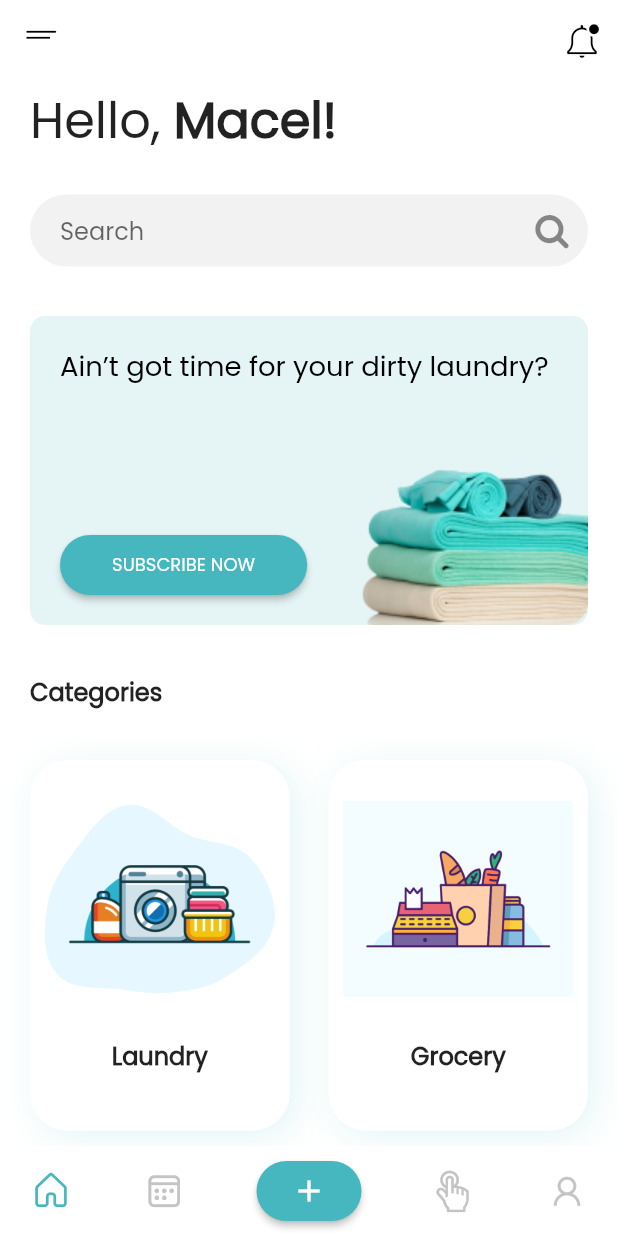
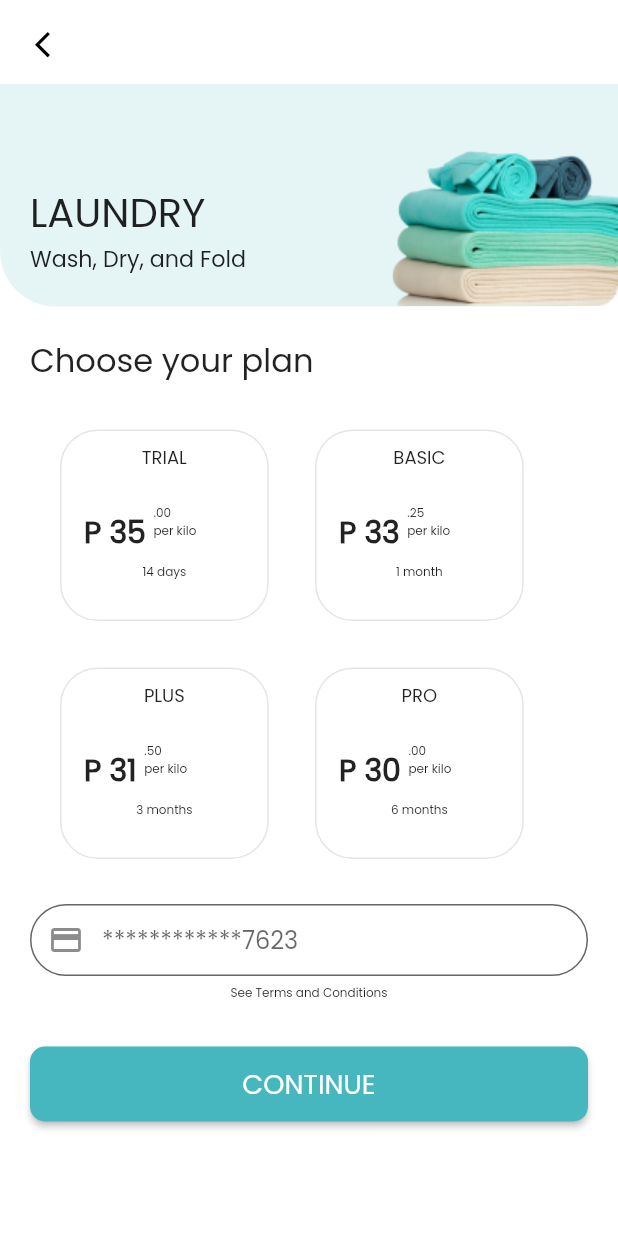
Before and after one commit to Dreivax36/Dorry, a Flutter app: the HomeView screen opened by its route, after a tap on "SUBSCRIBE NOW", on a phone screen of 412 x 824 dp. Run offline on Flutter 3.47's test engine with Material 2 defaults, Android fonts, the light colour scheme and no system bars; our stand-ins replace auto_route, flutter_svg, get_it, injectable, stacked, stacked_services.

Commit message:
Build Laundry View

```diff
--- a/lib/app/router.dart
+++ b/lib/app/router.dart
@@ -2,6 +2,7 @@ import 'package:auto_route/auto_route_annotations.dart';
 import 'package:dorry_v1/ui/views/getstarted/getstarted_view.dart';
 import 'package:dorry_v1/ui/views/home/home_view.dart';
 import 'package:auto_route/auto_route.dart';
+import 'package:dorry_v1/ui/views/laundry/laundry_view.dart';
 import 'package:dorry_v1/ui/views/login/login_view.dart';
 import 'package:dorry_v1/ui/views/signup/signup_view.dart';
 
@@ -11,11 +12,10 @@ import 'package:dorry_v1/ui/views/signup/signup_view.dart';
     MaterialRoute(page: SignUpView),
     MaterialRoute(page: LoginView),
     MaterialRoute(page: HomeView),
+    MaterialRoute(page: LaundryView),
   ],
 )
 class $Router {}
 
-
-
 // run "flutter pub run build_runner build --delete-conflicting-outputs"
 // this auto generate the routing
--- a/lib/main.dart
+++ b/lib/main.dart
@@ -19,9 +19,7 @@ class MyApp extends StatelessWidget {
         accentColor: Color(0xffffae48),
         iconTheme: IconThemeData(color: Color(0xffc4c4c4)),
         fontFamily: 'Poppins',
-        appBarTheme: AppBarTheme(
-          color: Colors.white,
-        ),
+        appBarTheme: AppBarTheme(color: Colors.white, elevation: 0),
         scaffoldBackgroundColor: Colors.white,
       ),
       initialRoute: Routes.getStartedView,
--- /dev/null
+++ b/lib/ui/misc/laundry_header.dart
@@ -0,0 +1,55 @@
+import 'package:flutter/material.dart';
+
+class LaundryHeader extends StatelessWidget {
+  final double screenHeight;
+  final double screenWidth;
+
+  LaundryHeader(this.screenHeight, this.screenWidth);
+
+  @override
+  Widget build(BuildContext context) {
+    final containerHeight = screenHeight * 0.18;
+    return Container(
+      height: containerHeight,
+      width: screenWidth,
+      decoration: BoxDecoration(
+        color: Color(0xffE5F5F6),
+        borderRadius: BorderRadius.only(
+          bottomLeft: Radius.circular(containerHeight * 0.25),
+          bottomRight: Radius.circular(containerHeight * 0.25),
+        ),
+      ),
+      child: Stack(
+        fit: StackFit.expand,
+        children: <Widget>[
+          Positioned(
+            bottom: 0,
+            right: 0,
+            child: Image.asset(
+              'assets/images/clothes.png',
+            ),
+          ),
+          Padding(
+            padding: EdgeInsets.all(20),
+            child: Column(
+              mainAxisAlignment: MainAxisAlignment.end,
+              crossAxisAlignment: CrossAxisAlignment.start,
+              children: <Widget>[
+                Text(
+                  "LAUNDRY",
+                  style: TextStyle(
+                    fontSize: containerHeight * 0.18,
+                  ),
+                ),
+                Text("Wash, Dry, and Fold",
+                    style: TextStyle(
+                      fontSize: containerHeight * 0.10,
+                    )),
+              ],
+            ),
+          )
+        ],
+      ),
+    );
+  }
+}
--- a/lib/ui/views/home/home_view.dart
+++ b/lib/ui/views/home/home_view.dart
@@ -1,7 +1,6 @@
 import 'package:dorry_v1/custom_icons.dart';
 import 'package:dorry_v1/ui/misc/bottom_navigation.dart';
 import 'package:flutter/material.dart';
-import 'package:flutter_svg/flutter_svg.dart';
 import 'package:stacked/stacked.dart';
 import 'home_viewmodel.dart';
 
@@ -10,10 +9,12 @@ class HomeView extends StatelessWidget {
 
   @override
   Widget build(BuildContext context) {
+    final screenHeight = MediaQuery.of(context).size.height;
+    final screenWidth = MediaQuery.of(context).size.width;
+
     return ViewModelBuilder<HomeViewModel>.reactive(
       builder: (context, model, child) => Scaffold(
         appBar: AppBar(
-          elevation: 0,
           leading: IconButton(
             icon: Icon(CustomIcons.menu),
             onPressed: () {},
@@ -25,24 +26,6 @@ class HomeView extends StatelessWidget {
             ),
           ],
         ),
-        body: HomeContent(),
-      ),
-      viewModelBuilder: () => HomeViewModel(),
-    );
-  }
-}
-
-class HomeContent extends StatefulWidget {
-  @override
-  _HomeContentState createState() => _HomeContentState();
-}
-
-class _HomeContentState extends State<HomeContent> {
-  @override
-  Widget build(BuildContext context) {
-    final screenHeight = MediaQuery.of(context).size.height;
-    final screenWidth = MediaQuery.of(context).size.width;
-    return Scaffold(
         body: SingleChildScrollView(
           child: Padding(
             padding: const EdgeInsets.symmetric(horizontal: 20),
@@ -76,63 +59,9 @@ class _HomeContentState extends State<HomeContent> {
                 SizedBox(
                   height: screenHeight * 0.04,
                 ),
-              Ads(screenHeight, screenWidth),
-              SizedBox(
-                height: screenHeight * 0.04,
-              ),
-              Text(
-                "Categories",
-                style: TextStyle(fontWeight: FontWeight.bold, fontSize: 16),
-              ),
-              SizedBox(
-                height: screenHeight * 0.04,
-              ),
-              Categories(),
-              SizedBox(
-                height: screenHeight * 0.04,
-              ),
-            ],
-          ),
-        ),
-      ),
-      bottomNavigationBar: BottomNav(),
-    );
-  }
-}
-
-class Header extends StatelessWidget {
-  final String name;
-
-  Header(this.name);
-  @override
-  Widget build(BuildContext context) {
-    final screenHeight = MediaQuery.of(context).size.height;
-    final screenWidth = MediaQuery.of(context).size.width;
-    return Row(
-      mainAxisAlignment: MainAxisAlignment.start,
-      children: <Widget>[
-        Text(
-          'Hello, ',
-          style: TextStyle(fontSize: screenHeight * 0.04),
-        ),
-        Text(name + '!',
-            style: TextStyle(
-                fontSize: screenHeight * 0.04, fontWeight: FontWeight.bold)),
-      ],
-    );
-  }
-}
-
-class Ads extends StatelessWidget {
-  final double height;
-  final double width;
-
-  Ads(this.height, this.width);
-  @override
-  Widget build(BuildContext context) {
-    return Container(
-      height: height * 0.25,
-      width: width,
+                Container(
+                  height: screenHeight * 0.25,
+                  width: screenWidth,
                   decoration: BoxDecoration(
                     color: Color(0xffE5F5F6),
                     borderRadius: BorderRadius.circular(10),
@@ -159,8 +88,8 @@ class Ads extends StatelessWidget {
                                 'Ain’t got time for your dirty laundry?',
                                 style: TextStyle(
                                   fontWeight: FontWeight.w300,
-                      fontSize:
-                          AdaptiveTextSize().getadaptiveTextSize(context, 16),
+                                  fontSize: AdaptiveTextSize()
+                                      .getadaptiveTextSize(context, 16),
                                   color: Colors.black,
                                 ),
                                 maxLines: 2,
@@ -168,16 +97,17 @@ class Ads extends StatelessWidget {
                             ),
                             SizedBox(
                               height: 40,
-                  width: width * 0.40,
+                              width: screenWidth * 0.40,
                               child: Expanded(
                                 flex: 1,
                                 child: ElevatedButton(
                                   style: ButtonStyle(
-                          backgroundColor: MaterialStateProperty.all<Color>(
+                                      backgroundColor:
+                                          MaterialStateProperty.all<Color>(
                                         Theme.of(context).primaryColor,
                                       ),
-                          shape:
-                              MaterialStateProperty.all<RoundedRectangleBorder>(
+                                      shape: MaterialStateProperty.all<
+                                              RoundedRectangleBorder>(
                                           RoundedRectangleBorder(
                                         borderRadius: BorderRadius.circular(50),
                                       ))),
@@ -189,7 +119,9 @@ class Ads extends StatelessWidget {
                                       style: TextStyle(fontSize: 12),
                                     ),
                                   ),
-                      onPressed: () {},
+                                  onPressed: () {
+                                    model.navigateToLaundry();
+                                  },
                                 ),
                               ),
                             ),
@@ -198,6 +130,51 @@ class Ads extends StatelessWidget {
                       )
                     ],
                   ),
+                ),
+                SizedBox(
+                  height: screenHeight * 0.04,
+                ),
+                Text(
+                  "Categories",
+                  style: TextStyle(fontWeight: FontWeight.bold, fontSize: 16),
+                ),
+                SizedBox(
+                  height: screenHeight * 0.04,
+                ),
+                Categories(),
+                SizedBox(
+                  height: screenHeight * 0.04,
+                ),
+              ],
+            ),
+          ),
+        ),
+        bottomNavigationBar: BottomNav(),
+      ),
+      viewModelBuilder: () => HomeViewModel(),
+    );
+  }
+}
+
+class Header extends StatelessWidget {
+  final String name;
+
+  Header(this.name);
+  @override
+  Widget build(BuildContext context) {
+    final screenHeight = MediaQuery.of(context).size.height;
+    final screenWidth = MediaQuery.of(context).size.width;
+    return Row(
+      mainAxisAlignment: MainAxisAlignment.start,
+      children: <Widget>[
+        Text(
+          'Hello, ',
+          style: TextStyle(fontSize: screenHeight * 0.04),
+        ),
+        Text(name + '!',
+            style: TextStyle(
+                fontSize: screenHeight * 0.04, fontWeight: FontWeight.bold)),
+      ],
     );
   }
 }
--- a/lib/ui/views/home/home_viewmodel.dart
+++ b/lib/ui/views/home/home_viewmodel.dart
@@ -1,15 +1,12 @@
+import 'package:dorry_v1/app/locator.dart';
+import 'package:dorry_v1/app/router.gr.dart';
 import 'package:stacked/stacked.dart';
+import 'package:stacked_services/stacked_services.dart';
 
+class HomeViewModel extends BaseViewModel {
+  final NavigationService _navigationService = locator<NavigationService>();
 
-class HomeViewModel extends BaseViewModel{
-  String _title = 'Home View';
-  String get title => '$_title $_counter';
-
-  int _counter = 0;
-  int get counter => _counter;
-
-  void updateCounter(){
-    _counter++;
-    notifyListeners();
+  Future navigateToLaundry() async {
+    await _navigationService.navigateTo(Routes.laundryView);
   }
 }
--- /dev/null
+++ b/lib/ui/views/laundry/laundry_view.dart
@@ -0,0 +1,216 @@
+import 'package:dorry_v1/custom_icons.dart';
+import 'package:dorry_v1/ui/misc/laundry_header.dart';
+import 'package:flutter/material.dart';
+import 'package:stacked/stacked.dart';
+
+import 'laundry_viewmodel.dart';
+
+class LaundryView extends StatefulWidget {
+  const LaundryView({Key key}) : super(key: key);
+
+  @override
+  _LaundryViewState createState() => _LaundryViewState();
+}
+
+class _LaundryViewState extends State<LaundryView> {
+  List<String> title = ['trial', 'basic', 'plus', 'pro'];
+  List<String> price = ['35', '33', '31', '30'];
+  List<String> cent = ['00', '25', '50', '00'];
+  List<String> duration = ['14 days', '1 month', '3 months', '6 months'];
+
+  int selectedIndex;
+
+  @override
+  Widget build(BuildContext context) {
+    final screenHeight = MediaQuery.of(context).size.height;
+    final screenWidth = MediaQuery.of(context).size.width;
+    return ViewModelBuilder.reactive(
+      builder: (context, model, child) => Scaffold(
+        appBar: AppBar(
+          leading: IconButton(
+              onPressed: () {
+                Navigator.pop(context);
+              },
+              icon: Icon(
+                CustomIcons.angle_left,
+                size: 30,
+              )),
+        ),
+        body: SingleChildScrollView(
+          child: Column(
+            crossAxisAlignment: CrossAxisAlignment.start,
+            children: <Widget>[
+              LaundryHeader(screenHeight, screenWidth),
+              Padding(
+                padding: const EdgeInsets.all(20.0),
+                child: Column(
+                  crossAxisAlignment: CrossAxisAlignment.start,
+                  children: [
+                    Text(
+                      "Choose your plan",
+                      style: TextStyle(
+                        fontSize: screenHeight * 0.026,
+                      ),
+                    ),
+                    Padding(
+                      padding: const EdgeInsets.symmetric(
+                          horizontal: 20, vertical: 30),
+                      child: Wrap(
+                        spacing: screenWidth * 0.075,
+                        runSpacing: screenWidth * 0.075,
+                        alignment: WrapAlignment.spaceBetween,
+                        children: <Widget>[
+                          customButton(
+                              title[0], price[0], cent[0], duration[0], 0),
+                          customButton(
+                              title[1], price[1], cent[1], duration[1], 1),
+                          customButton(
+                              title[2], price[2], cent[2], duration[2], 2),
+                          customButton(
+                              title[3], price[3], cent[3], duration[3], 3),
+                        ],
+                      ),
+                    ),
+                    Column(
+                      crossAxisAlignment: CrossAxisAlignment.center,
+                      children: [
+                        TextField(
+                          keyboardType: TextInputType.text,
+                          decoration: InputDecoration(
+                            hintText: '************7623',
+                            hintStyle: TextStyle(fontSize: 16),
+                            prefixIcon: Icon(Icons.payment_outlined),
+                            border: OutlineInputBorder(
+                              borderRadius: BorderRadius.circular(50),
+                              borderSide: BorderSide(
+                                width: 1,
+                                style: BorderStyle.solid,
+                                color: Color(0xFFe5e5e5),
+                              ),
+                            ),
+                            filled: true,
+                            contentPadding: EdgeInsets.symmetric(
+                                vertical: 10, horizontal: 20),
+                            fillColor: Colors.white,
+                          ),
+                        ),
+                        SizedBox(height: 5),
+                        Text(
+                          'See Terms and Conditions',
+                          style: TextStyle(
+                            fontSize: 8,
+                          ),
+                          textAlign: TextAlign.center,
+                        ),
+                      ],
+                    ),
+                    SizedBox(height: 30),
+                    ElevatedButton(
+                      style: ButtonStyle(
+                          backgroundColor: MaterialStateProperty.all<Color>(
+                            Theme.of(context).primaryColor,
+                          ),
+                          shape:
+                              MaterialStateProperty.all<RoundedRectangleBorder>(
+                                  RoundedRectangleBorder(
+                            borderRadius: BorderRadius.circular(10),
+                          ))),
+                      child: Container(
+                        height: 50,
+                        alignment: Alignment.center,
+                        child: Text(
+                          'CONTINUE',
+                          style: TextStyle(fontSize: 18),
+                        ),
+                      ),
+                      onPressed: () {
+                        model.navigateToLaundry();
+                      },
+                    ),
+                  ],
+                ),
+              ),
+            ],
+          ),
+        ),
+      ),
+      viewModelBuilder: () => LaundryViewModel(),
+    );
+  }
+
+  void changeIndex(int index) {
+    setState(() {
+      selectedIndex = index;
+    });
+  }
+
+  Widget customButton(
+      String title, String price, String cent, String duration, int index) {
+    final screenHeight = MediaQuery.of(context).size.height;
+    final screenWidth = MediaQuery.of(context).size.width;
+    return OutlineButton(
+      onPressed: () => changeIndex(index),
+      shape: RoundedRectangleBorder(borderRadius: BorderRadius.circular(25)),
+      borderSide: BorderSide(
+        color: selectedIndex == index
+            ? Theme.of(context).accentColor
+            : Color(0xFFe5e5e5),
+      ),
+      child: Container(
+          height: screenWidth * 0.31,
+          width: screenWidth * 0.26,
+          child: Column(
+            mainAxisAlignment: MainAxisAlignment.center,
+            crossAxisAlignment: CrossAxisAlignment.center,
+            children: [
+              SizedBox(
+                height: 10,
+              ),
+              Expanded(
+                flex: 1,
+                child: Text(
+                  title.toUpperCase(),
+                  style: TextStyle(fontSize: 12),
+                ),
+              ),
+              Expanded(
+                flex: 1,
+                child: Row(
+                  children: [
+                    Text(
+                      'P ' + price,
+                      style:
+                          TextStyle(fontSize: 20, fontWeight: FontWeight.bold),
+                    ),
+                    SizedBox(
+                      width: 5,
+                    ),
+                    Column(
+                      mainAxisAlignment: MainAxisAlignment.start,
+                      crossAxisAlignment: CrossAxisAlignment.start,
+                      children: [
+                        Text(
+                          '.' + cent,
+                          style: TextStyle(fontSize: 8),
+                        ),
+                        Text(
+                          'per kilo',
+                          style: TextStyle(fontSize: 8),
+                        ),
+                      ],
+                    ),
+                  ],
+                ),
+              ),
+              Expanded(
+                flex: 1,
+                child: Text(
+                  duration,
+                  style: TextStyle(fontSize: 8),
+                ),
+              ),
+            ],
+          )),
+    );
+  }
+}
--- a/lib/ui/views/login/login_viewmodel.dart
+++ b/lib/ui/views/laundry/laundry_viewmodel.dart
@@ -3,14 +3,10 @@ import 'package:dorry_v1/app/router.gr.dart';
 import 'package:stacked/stacked.dart';
 import 'package:stacked_services/stacked_services.dart';
 
-class LoginViewModel extends BaseViewModel {
+class LaundryViewModel extends BaseViewModel {
   final NavigationService _navigationService = locator<NavigationService>();
 
-  Future nagivateToHome() async {
-    await _navigationService.navigateTo(Routes.homeView);
-  }
-
-  Future nagivateToSignUp() async {
-    await _navigationService.navigateTo(Routes.signUpView);
+  Future navigateToLaundry() async {
+    await _navigationService.navigateTo(Routes.laundryView);
   }
 }
--- a/lib/ui/views/login/login_view.dart
+++ b/lib/ui/views/login/login_view.dart
@@ -146,7 +146,7 @@ class _LoginViewState extends State<LoginView> {
                                   borderRadius: BorderRadius.circular(50.0)),
                               child: FlatButton(
                                 onPressed: () {
-                                  model.nagivateToHome();
+                                  model.navigateToHome();
                                 },
                                 child: Icon(
                                   Icons.arrow_forward_rounded,
@@ -167,7 +167,7 @@ class _LoginViewState extends State<LoginView> {
                               minWidth: 50,
                               padding: EdgeInsets.all(0),
                               onPressed: () {
-                                model.nagivateToSignUp();
+                                model.navigateToSignUp();
                               },
                               child: Text(
                                 "Sign Up",
```
Also changed, not shown: lib/app/router.gr.dart. Lines whose indentation alone changed are shown as unchanged.
